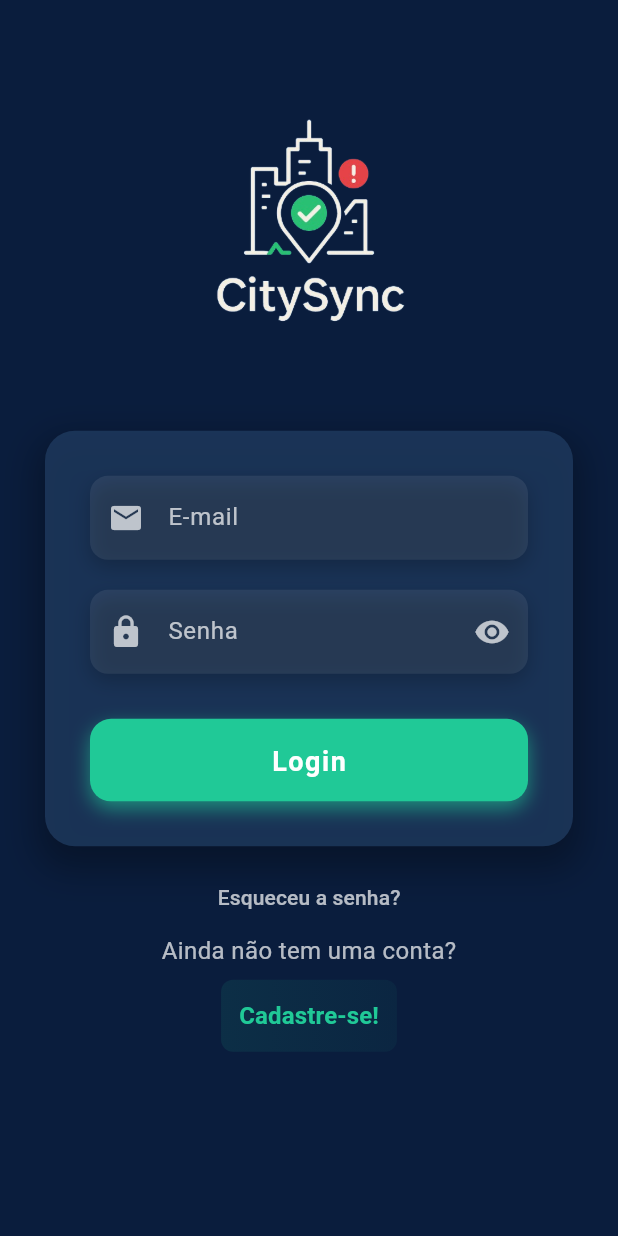
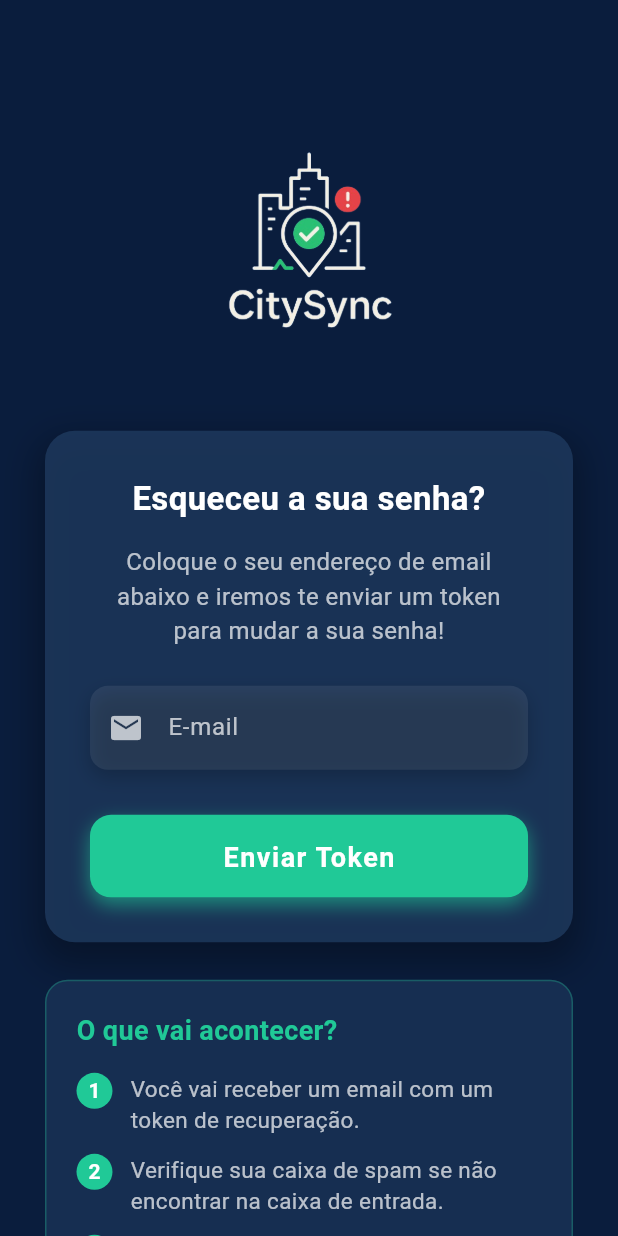
Before and after one commit to jeanPersil/CitySync, a Flutter app: the screen it shows after launch, after a tap on "Esqueceu a senha?", on a phone screen of 412 x 824 dp. Run offline on Flutter 3.47's test engine with Material 3 defaults, Android fonts, the light colour scheme and no system bars; our stand-ins replace google_maps_flutter, image_picker, supabase, supabase_flutter; accounts and stored records are empty; network calls fail.

Commit message:
esquecimento de senha e autenticação
Implementa funcionalidade de esquecimento de senha utilizando Supabase e ajusta tabelas do banco de dados para compatibilidade com autenticação e recuperação de senha.

```diff
--- a/citysync/lib/main.dart
+++ b/citysync/lib/main.dart
@@ -2,10 +2,15 @@ import 'package:citysync/views/login.dart';
 import 'package:flutter/material.dart';
 import 'package:provider/provider.dart';
 import 'package:citysync/Tema/theme_provider.dart';
+import 'package:supabase_flutter/supabase_flutter.dart';
 
 void main() async {
   WidgetsFlutterBinding.ensureInitialized();
-
+  await Supabase.initialize(
+    url: 'https://hqyyltlpltrxvikkncjf.supabase.co',
+    anonKey:
+        'eyJhbGciOiJIUzI1NiIsInR5cCI6IkpXVCJ9.eyJpc3MiOiJzdXBhYmFzZSIsInJlZiI6ImhxeXlsdGxwbHRyeHZpa2tuY2pmIiwicm9sZSI6ImFub24iLCJpYXQiOjE3NTQ1MDkzODcsImV4cCI6MjA3MDA4NTM4N30.cFFTNe6MwbXpu9H5hMM0KovKoNHlV0cxWMfWLNsvh0k',
+  );
   runApp(
     ChangeNotifierProvider(
       create: (_) => ThemeProvider(),
--- a/citysync/lib/services/auth.dart
+++ b/citysync/lib/services/auth.dart
@@ -1,5 +1,7 @@
 import 'package:http/http.dart' as http;
 import 'dart:convert';
+import 'package:supabase/supabase.dart';
+import 'package:supabase_flutter/supabase_flutter.dart';
 
 class AutenticacaoUsuario {
   Future<Map<String, dynamic>> login(String email, String senha) async {
@@ -66,4 +68,45 @@ class AutenticacaoUsuario {
       };
     }
   }
+
+  Future<String> updateUserPassword({
+    required String newPassword,
+    required String email,
+    required String newToken,
+  }) async {
+    try {
+      final supabase = Supabase.instance.client;
+      final AuthResponse res = await supabase.auth
+          .verifyOTP(email: email, token: newToken, type: OtpType.recovery);
+
+      if (res.session != null) {
+        if (newPassword.length < 6) {
+          return "A senha deve ter no mínimo 6 caracteres";
+        }
+        await supabase.auth.updateUser(UserAttributes(password: newPassword));
+        return "Senha alterada com sucesso!";
+      }
+
+      return "Token inválido ou expirado";
+
+    } catch (error) {
+      final errorMsg = error.toString();
+      if (errorMsg.contains("Invalid token") || errorMsg.contains("expired")) {
+        return "Token inválido ou expirado";
+      }
+      return "Erro ao alterar senha: $errorMsg";
+    }
+  }
+
+  Future<String> recuperar_senha(String email) async {
+    try {
+      final supabase = Supabase.instance.client;
+
+      await supabase.auth.resetPasswordForEmail(email,
+          redirectTo: "com.city.app://reset-password");
+      return "Email de recuperação enviado! Verifique seu email.";
+    } catch (error) {
+      return "Erro ao enviar email de recuperação: $error";
+    }
+  }
 }
--- a/citysync/lib/views/login.dart
+++ b/citysync/lib/views/login.dart
@@ -1,3 +1,4 @@
+import 'package:citysync/views/modificarSenha/esqueceu_senha.dart';
 import 'package:flutter/material.dart';
 import 'package:citysync/home_page.dart';
 import 'package:citysync/services/auth.dart';
@@ -206,7 +207,12 @@ class _TelaLoginState extends State<TelaLogin> with TickerProviderStateMixin {
               ),
               const SizedBox(height: 10),
               TextButton(
-                  onPressed: () {},
+                  onPressed: () {
+                    Navigator.push(
+                        context,
+                        MaterialPageRoute(
+                            builder: (context) => Esqueceu_senha_view()));
+                  },
                   child: Text('Esqueceu a senha?',
                       style: TextStyle(color: Colors.white70))),
               // Texto e botão de cadastro
--- /dev/null
+++ b/citysync/lib/views/modificarSenha/esqueceu_senha.dart
@@ -0,0 +1,282 @@
+import 'package:citysync/views/modificarSenha/alterarSenha.dart';
+import 'package:flutter/material.dart';
+import '../../services/auth.dart';
+
+class Esqueceu_senha_view extends StatelessWidget {
+  Esqueceu_senha_view({super.key});
+
+  final _emailController = TextEditingController();
+  final autenticacaoUsuario = AutenticacaoUsuario();
+
+  @override
+  Widget build(BuildContext context) {
+    final screenHeight = MediaQuery.of(context).size.height;
+
+    return Scaffold(
+      backgroundColor: const Color(0xFF0A1D3D),
+      body: SafeArea(
+        child: SingleChildScrollView(
+          padding: const EdgeInsets.symmetric(horizontal: 30),
+          child: Column(
+            children: [
+              SizedBox(height: screenHeight * 0.1),
+
+              // Logo
+              Container(
+                decoration: const BoxDecoration(
+                  shape: BoxShape.circle,
+                ),
+                child: Image.asset(
+                  "assets/images/logo.png",
+                  height: screenHeight * 0.2,
+                  fit: BoxFit.contain,
+                ),
+              ),
+
+              const SizedBox(height: 40),
+
+              Container(
+                padding: const EdgeInsets.all(30),
+                decoration: BoxDecoration(
+                  color: const Color(0xFF1E3A5F).withOpacity(0.8),
+                  borderRadius: BorderRadius.circular(20),
+                  boxShadow: [
+                    BoxShadow(
+                      color: Colors.black.withOpacity(0.3),
+                      blurRadius: 20,
+                      spreadRadius: 5,
+                      offset: const Offset(0, 10),
+                    ),
+                  ],
+                ),
+                child: Column(
+                  children: [
+                    const Text(
+                      "Esqueceu a sua senha?",
+                      style: TextStyle(
+                        color: Colors.white,
+                        fontSize: 22,
+                        fontWeight: FontWeight.bold,
+                      ),
+                      textAlign: TextAlign.center,
+                    ),
+                    const SizedBox(height: 15),
+                    const Text(
+                      "Coloque o seu endereço de email abaixo e iremos te enviar um token para mudar a sua senha!",
+                      style: TextStyle(
+                        color: Colors.white70,
+                        fontSize: 16,
+                      ),
+                      textAlign: TextAlign.center,
+                    ),
+                    const SizedBox(height: 25),
+                    Container(
+                      decoration: BoxDecoration(
+                        borderRadius: BorderRadius.circular(12),
+                        boxShadow: [
+                          BoxShadow(
+                            color: Colors.black.withOpacity(0.2),
+                            blurRadius: 10,
+                            offset: const Offset(0, 5),
+                          ),
+                        ],
+                      ),
+                      child: TextField(
+                        controller: _emailController,
+                        style: const TextStyle(color: Colors.white),
+                        keyboardType: TextInputType.emailAddress,
+                        decoration: InputDecoration(
+                          labelText: "E-mail",
+                          labelStyle: const TextStyle(color: Colors.white70),
+                          prefixIcon: Icon(Icons.email, color: Colors.white70),
+                          filled: true,
+                          fillColor: Colors.white.withOpacity(0.08),
+                          enabledBorder: OutlineInputBorder(
+                            borderRadius: BorderRadius.circular(12),
+                            borderSide: BorderSide.none,
+                          ),
+                          focusedBorder: OutlineInputBorder(
+                            borderRadius: BorderRadius.circular(12),
+                            borderSide: const BorderSide(
+                                color: Color(0xFF20C997), width: 2),
+                          ),
+                          contentPadding: const EdgeInsets.symmetric(
+                              vertical: 16, horizontal: 20),
+                        ),
+                      ),
+                    ),
+                    const SizedBox(height: 30),
+                    SizedBox(
+                      width: double.infinity,
+                      height: 55,
+                      child: Container(
+                        decoration: BoxDecoration(
+                          borderRadius: BorderRadius.circular(14),
+                          boxShadow: [
+                            BoxShadow(
+                              color: const Color(0xFF20C997).withOpacity(0.6),
+                              blurRadius: 10,
+                              offset: const Offset(0, 5),
+                            ),
+                          ],
+                        ),
+                        child: ElevatedButton(
+                          style: ElevatedButton.styleFrom(
+                            backgroundColor: const Color(0xFF20C997),
+                            foregroundColor: Colors.white,
+                            elevation: 0,
+                            shape: RoundedRectangleBorder(
+                              borderRadius: BorderRadius.circular(14),
+                            ),
+                            padding: const EdgeInsets.symmetric(vertical: 16),
+                          ),
+                          onPressed: () async {
+                            if (_emailController.text.isEmpty ||
+                                !_emailController.text.contains('@')) {
+                              ScaffoldMessenger.of(context).showSnackBar(
+                                const SnackBar(
+                                  content: Text(
+                                      "Por favor, insira um email válido."),
+                                  backgroundColor: Colors.red,
+                                ),
+                              );
+                              return;
+                            }
+
+                            String res = await autenticacaoUsuario
+                                .recuperar_senha(_emailController.text);
+
+                            if (res ==
+                                "Email de recuperação enviado! Verifique seu email.") {
+                              ScaffoldMessenger.of(context).showSnackBar(
+                                SnackBar(
+                                  content: Text(res),
+                                  backgroundColor: Colors.green,
+                                ),
+                              );
+                              Navigator.push(
+                                context,
+                                MaterialPageRoute(
+                                  builder: (context) => AlterarSenha(
+                                      email: _emailController.text),
+                                ),
+                              );
+                            } else {
+                              ScaffoldMessenger.of(context).showSnackBar(
+                                SnackBar(
+                                  content: Text(res),
+                                  backgroundColor: Colors.red,
+                                ),
+                              );
+                            }
+                          },
+                          child: const Text(
+                            "Enviar Token",
+                            style: TextStyle(
+                              fontSize: 18,
+                              fontWeight: FontWeight.bold,
+                              letterSpacing: 1.0,
+                            ),
+                          ),
+                        ),
+                      ),
+                    ),
+                  ],
+                ),
+              ),
+
+              const SizedBox(height: 25),
+
+              Container(
+                padding: const EdgeInsets.all(20),
+                decoration: BoxDecoration(
+                  color: const Color(0xFF1E3A5F).withOpacity(0.6),
+                  borderRadius: BorderRadius.circular(15),
+                  border: Border.all(
+                      color: const Color(0xFF20C997).withOpacity(0.3),
+                      width: 1),
+                ),
+                child: Column(
+                  crossAxisAlignment: CrossAxisAlignment.start,
+                  children: [
+                    const Text(
+                      "O que vai acontecer?",
+                      style: TextStyle(
+                        color: Color(0xFF20C997),
+                        fontSize: 18,
+                        fontWeight: FontWeight.bold,
+                      ),
+                    ),
+                    const SizedBox(height: 15),
+                    _buildStepRow("1",
+                        "Você vai receber um email com um token de recuperação."),
+                    const SizedBox(height: 12),
+                    _buildStepRow("2",
+                        "Verifique sua caixa de spam se não encontrar na caixa de entrada."),
+                    const SizedBox(height: 12),
+                    _buildStepRow("3",
+                        "Coloque o token que você recebeu no email na próxima tela."),
+                  ],
+                ),
+              ),
+
+              const SizedBox(height: 25),
+
+              // Botão para voltar
+              TextButton(
+                onPressed: () {
+                  Navigator.pop(context);
+                },
+                child: const Text(
+                  "Voltar para login",
+                  style: TextStyle(
+                    color: Colors.white70,
+                    fontSize: 16,
+                  ),
+                ),
+              ),
+
+              const SizedBox(height: 20),
+            ],
+          ),
+        ),
+      ),
+    );
+  }
+
+  Widget _buildStepRow(String stepNumber, String text) {
+    return Row(
+      crossAxisAlignment: CrossAxisAlignment.start,
+      children: [
+        Container(
+          width: 24,
+          height: 24,
+          decoration: BoxDecoration(
+            color: const Color(0xFF20C997),
+            shape: BoxShape.circle,
+          ),
+          child: Center(
+            child: Text(
+              stepNumber,
+              style: const TextStyle(
+                color: Colors.white,
+                fontWeight: FontWeight.bold,
+                fontSize: 14,
+              ),
+            ),
+          ),
+        ),
+        const SizedBox(width: 12),
+        Expanded(
+          child: Text(
+            text,
+            style: const TextStyle(
+              color: Colors.white70,
+              fontSize: 15,
+            ),
+          ),
+        ),
+      ],
+    );
+  }
+}
--- a/citysync/pubspec.yaml
+++ b/citysync/pubspec.yaml
@@ -42,6 +42,7 @@ dependencies:
   # Use with the CupertinoIcons class for iOS style icons.
   cupertino_icons: ^1.0.8
   provider: ^6.1.5
+  supabase_flutter: ^2.10.1
 
 dev_dependencies:
   flutter_test:
```
Also changed, not shown: citysync/lib/views/modificarSenha/alterarSenha.dart (added, +289 -0 lines), citysync/pubspec.lock, 6 other files.
